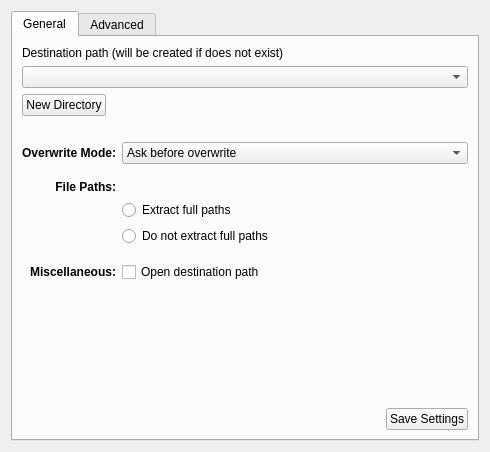
Qt form experimental/app/extractiondialog.ui (f0x/aku) before a commit.
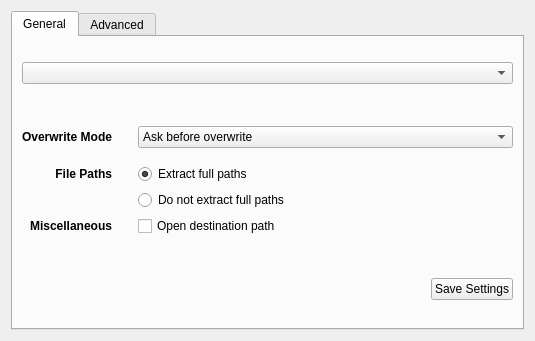
The same form after that commit. Custom widgets are drawn as their Qt base class.

Commit message: restyling extract dialog

Diff of the .ui file:
```diff
--- a/experimental/app/extractiondialog.ui
+++ b/experimental/app/extractiondialog.ui
@@ -5,10 +5,16 @@
    <rect>
     <x>0</x>
     <y>0</y>
-    <width>490</width>
-    <height>452</height>
+    <width>535</width>
+    <height>341</height>
    </rect>
   </property>
+  <property name="minimumSize" >
+   <size>
+    <width>400</width>
+    <height>0</height>
+   </size>
+  </property>
   <property name="windowTitle" >
    <string>Extraction path and options</string>
   </property>
@@ -36,13 +42,6 @@
         <layout class="QVBoxLayout" name="verticalLayout_3" >
          <item>
           <layout class="QVBoxLayout" name="generalVerticalLayout" >
-           <item>
-            <widget class="QLabel" name="label" >
-             <property name="text" >
-              <string>Destination path (will be created if does not exist)</string>
-             </property>
-            </widget>
-           </item>
            <item>
             <widget class="KHistoryComboBox" name="comboHistoryBox" >
              <property name="sizePolicy" >
@@ -54,28 +53,7 @@
             </widget>
            </item>
            <item>
-            <layout class="QHBoxLayout" name="horizontalLayout_2" >
-             <item>
-              <widget class="KPushButton" name="buttonNewDir" >
-               <property name="text" >
-                <string>New Directory</string>
-               </property>
-              </widget>
-             </item>
-             <item>
-              <spacer name="horizontalSpacer_2" >
-               <property name="orientation" >
-                <enum>Qt::Horizontal</enum>
-               </property>
-               <property name="sizeHint" stdset="0" >
-                <size>
-                 <width>40</width>
-                 <height>20</height>
-                </size>
-               </property>
-              </spacer>
-             </item>
-            </layout>
+            <layout class="QHBoxLayout" name="horizontalLayout_2" />
            </item>
            <item>
             <spacer name="horizontalSpacer" >
@@ -110,14 +88,14 @@
                 </font>
                </property>
                <property name="text" >
-                <string>Overwrite Mode:</string>
+                <string>Overwrite Mode</string>
                </property>
                <property name="alignment" >
                 <set>Qt::AlignRight|Qt::AlignTrailing|Qt::AlignVCenter</set>
                </property>
               </widget>
              </item>
-             <item row="0" column="1" >
+             <item row="0" column="2" >
               <widget class="KComboBox" name="comboHigh" >
                <property name="sizePolicy" >
                 <sizepolicy vsizetype="Fixed" hsizetype="Expanding" >
@@ -162,39 +140,13 @@
                 </font>
                </property>
                <property name="text" >
-                <string>File Paths:</string>
+                <string>File Paths</string>
                </property>
                <property name="alignment" >
                 <set>Qt::AlignRight|Qt::AlignTrailing|Qt::AlignVCenter</set>
                </property>
               </widget>
              </item>
-             <item row="3" column="1" >
-              <widget class="QRadioButton" name="radioFullPath" >
-               <property name="sizePolicy" >
-                <sizepolicy vsizetype="Fixed" hsizetype="Expanding" >
-                 <horstretch>0</horstretch>
-                 <verstretch>0</verstretch>
-                </sizepolicy>
-               </property>
-               <property name="text" >
-                <string>Extract full paths</string>
-               </property>
-              </widget>
-             </item>
-             <item row="4" column="1" >
-              <widget class="QRadioButton" name="radioNoFullPath" >
-               <property name="sizePolicy" >
-                <sizepolicy vsizetype="Fixed" hsizetype="Expanding" >
-                 <horstretch>0</horstretch>
-                 <verstretch>0</verstretch>
-                </sizepolicy>
-               </property>
-               <property name="text" >
-                <string>Do not extract full paths</string>
-               </property>
-              </widget>
-             </item>
              <item row="6" column="0" >
               <widget class="QLabel" name="labelLow" >
                <property name="sizePolicy" >
@@ -210,14 +162,14 @@
                 </font>
                </property>
                <property name="text" >
-                <string>Miscellaneous:</string>
+                <string>Miscellaneous</string>
                </property>
                <property name="alignment" >
                 <set>Qt::AlignRight|Qt::AlignTrailing|Qt::AlignVCenter</set>
                </property>
               </widget>
              </item>
-             <item row="6" column="1" >
+             <item row="6" column="2" >
               <widget class="QCheckBox" name="checkDestinationPath" >
                <property name="sizePolicy" >
                 <sizepolicy vsizetype="Fixed" hsizetype="Expanding" >
@@ -262,6 +214,51 @@
                </property>
               </spacer>
              </item>
+             <item row="0" column="1" >
+              <spacer name="horizontalSpacer_4" >
+               <property name="orientation" >
+                <enum>Qt::Horizontal</enum>
+               </property>
+               <property name="sizeType" >
+                <enum>QSizePolicy::Minimum</enum>
+               </property>
+               <property name="sizeHint" stdset="0" >
+                <size>
+                 <width>20</width>
+                 <height>20</height>
+                </size>
+               </property>
+              </spacer>
+             </item>
+             <item row="5" column="2" >
+              <widget class="QRadioButton" name="radioNoFullPath" >
+               <property name="sizePolicy" >
+                <sizepolicy vsizetype="Fixed" hsizetype="Expanding" >
+                 <horstretch>0</horstretch>
+                 <verstretch>0</verstretch>
+                </sizepolicy>
+               </property>
+               <property name="text" >
+                <string>Do not extract full paths</string>
+               </property>
+              </widget>
+             </item>
+             <item row="2" column="2" >
+              <widget class="QRadioButton" name="radioFullPath" >
+               <property name="sizePolicy" >
+                <sizepolicy vsizetype="Fixed" hsizetype="Expanding" >
+                 <horstretch>0</horstretch>
+                 <verstretch>0</verstretch>
+                </sizepolicy>
+               </property>
+               <property name="text" >
+                <string>Extract full paths</string>
+               </property>
+               <property name="checked" >
+                <bool>true</bool>
+               </property>
+              </widget>
+             </item>
             </layout>
            </item>
            <item>
@@ -269,10 +266,13 @@
              <property name="orientation" >
               <enum>Qt::Vertical</enum>
              </property>
+             <property name="sizeType" >
+              <enum>QSizePolicy::Fixed</enum>
+             </property>
              <property name="sizeHint" stdset="0" >
               <size>
                <width>20</width>
-               <height>40</height>
+               <height>20</height>
               </size>
              </property>
             </spacer>
```
The commit also changes 1 other file.
